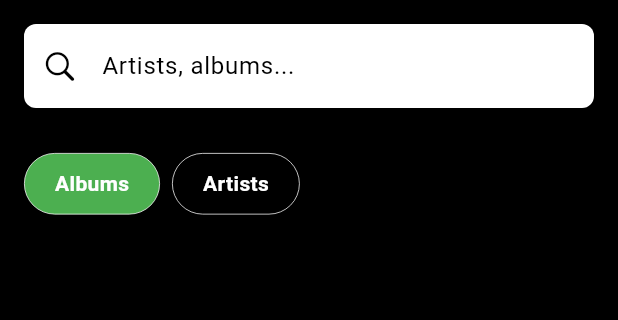
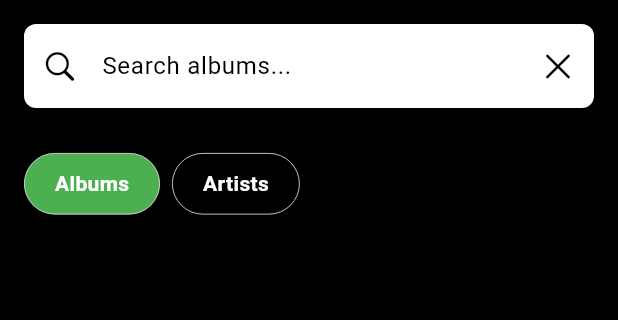
Before and after one commit to OBESTMAN/spotify_clone, a Flutter app: the screen it shows after launch, on a phone screen of 412 x 824 dp, the part 96-416 px from its top. Run offline on Flutter 3.47's test engine with Material 3 defaults, Android fonts, the phone set to English and light mode, and no system bars; our stand-ins replace animated_splash_screen, flutter_dotenv, lottie, page_transition, shimmer; missing offline and left inert: flame_audio.

Commit message:
Added cancel button and improved the search hint for albums and artists

```diff
--- a/lib/views/main_screen.dart
+++ b/lib/views/main_screen.dart
@@ -25,7 +25,8 @@ class _MainScreenState extends State<MainScreen> {
       appBar: PreferredSize(
         preferredSize: const Size.fromHeight(80), // Adjust height if needed
         child: Container(
-          padding: const EdgeInsets.only(top: 50, left: 16, bottom: 16), // Add padding
+          padding: const EdgeInsets.only(top: 50, left: 16, bottom: 16),
+          // Add padding
           color: Colors.black,
           child: const Row(
             crossAxisAlignment: CrossAxisAlignment.center,
@@ -52,7 +53,7 @@ class _MainScreenState extends State<MainScreen> {
               controller: _searchController,
               style: const TextStyle(color: Colors.black),
               decoration: InputDecoration(
-                hintText: "Artists, albums...",
+                  hintText: isAlbumView ? "Search albums..." : "Search artists...",
                   hintStyle: const TextStyle(color: Colors.black),
                   filled: true,
                   fillColor: Colors.white,
@@ -60,8 +61,19 @@ class _MainScreenState extends State<MainScreen> {
                     borderRadius: BorderRadius.circular(8.0),
                     borderSide: BorderSide.none,
                   ),
-                prefixIcon: const Icon(CupertinoIcons.search, color: Colors.black),
-              ),
+                  prefixIcon:
+                      const Icon(CupertinoIcons.search, color: Colors.black),
+                  suffixIcon: IconButton(
+                    icon: const Icon(CupertinoIcons.clear, color: Colors.black),
+                    onPressed: () {
+                      _searchController.clear();
+                      if (isAlbumView) {
+                        context.read<AlbumProvider>().fetchAlbums('');
+                      } else {
+                        context.read<ArtistProvider>().fetchArtists('');
+                      }
+                    },
+                  )),
               onChanged: (query) {
                 if (isAlbumView) {
                   context.read<AlbumProvider>().fetchAlbums(query);
@@ -93,7 +105,8 @@ class _MainScreenState extends State<MainScreen> {
     );
   }
 
-  Widget _buildToggleButton(BuildContext context, String title, ViewOption option) {
+  Widget _buildToggleButton(
+      BuildContext context, String title, ViewOption option) {
     final isSelected = context.watch<ViewOptionProvider>().viewOption == option;
 
     return GestureDetector(
```
Lines whose indentation alone changed are shown as unchanged.
